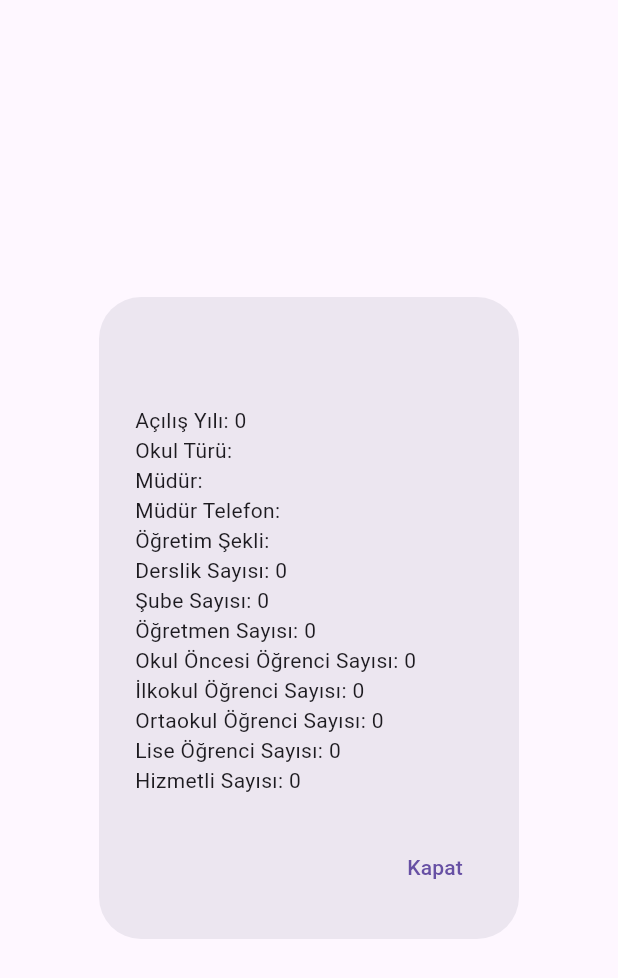
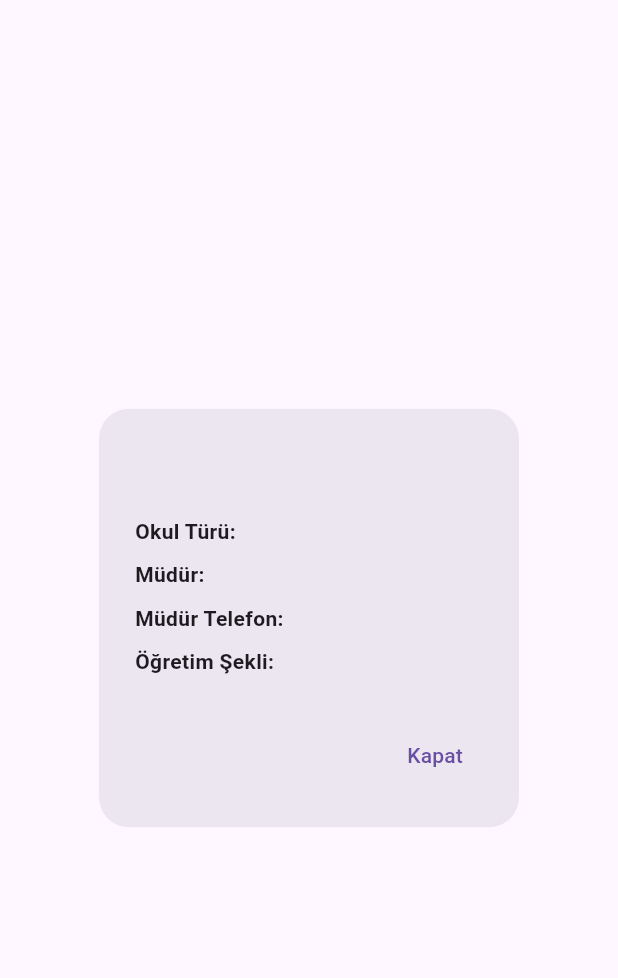
Before and after one commit to Nedim-Sahin/school_list_app, a Flutter app: the SchoolDetailDialog widget shown alone on an empty page, opened directly with empty values, on a phone screen of 412 x 824 dp. Shown: the top 978 px of the screen. Run offline on Flutter 3.47's test engine with Material 3 defaults, Android fonts, the light colour scheme and no system bars; missing offline and left inert: excel.

Commit message:
first commit

```diff
--- a/lib/widgets/school_detail_dialog.dart
+++ b/lib/widgets/school_detail_dialog.dart
@@ -9,34 +9,70 @@ class SchoolDetailDialog extends StatelessWidget {
   @override
   Widget build(BuildContext context) {
     return AlertDialog(
-      title: Text(school.name),
-      content: Column(
-        crossAxisAlignment: CrossAxisAlignment.start,
-        mainAxisSize: MainAxisSize.min,
-        children: [
-          Text('Açılış Yılı: ${school.acilisYili}'),
-          Text('Okul Türü: ${school.okulTuru}'),
-          Text('Müdür: ${school.mudur}'),
-          Text('Müdür Telefon: ${school.mudurTelefon}'),
-          Text('Öğretim Şekli: ${school.ogretimSekli}'),
-          Text('Derslik Sayısı: ${school.derslikSayisi}'),
-          Text('Şube Sayısı: ${school.subeSayisi}'),
-          Text('Öğretmen Sayısı: ${school.ogretmenSayisi}'),
-          Text('Okul Öncesi Öğrenci Sayısı: ${school.okulOncesiOgrenci}'),
-          Text('İlkokul Öğrenci Sayısı: ${school.ilkokulOgrenci}'),
-          Text('Ortaokul Öğrenci Sayısı: ${school.ortaokulOgrenci}'),
-          Text('Lise Öğrenci Sayısı: ${school.liseOgrenci}'),
-          Text('Hizmetli Sayısı: ${school.hizmetliSayisi}'),
-        ],
+      shape: RoundedRectangleBorder(
+        borderRadius: BorderRadius.circular(20.0), // Köşeleri yuvarlak
+      ),
+      title: Text(
+        school.name,
+        style: TextStyle(fontSize: 20, fontWeight: FontWeight.bold), // Başlık stilini belirledik
+      ),
+      content: SingleChildScrollView( // İçeriğin kaydırılabilir olmasını sağla
+        child: Column(
+          crossAxisAlignment: CrossAxisAlignment.start,
+          mainAxisSize: MainAxisSize.min,
+          children: _buildDetails(), // Detayları oluştur
+        ),
       ),
       actions: [
         TextButton(
           onPressed: () {
-            Navigator.of(context).pop(); // Dismiss the dialog
+            Navigator.of(context).pop(); // Diyalog kutusunu kapat
           },
           child: Text('Kapat'),
         ),
       ],
     );
   }
+
+  List<Widget> _buildDetails() {
+    List<Widget> details = [];
+
+    void addDetail(String title, String value) {
+      if (value != '0') {
+        details.add(_buildDetailRow(title, value));
+      }
+    }
+
+    addDetail('Açılış Yılı:', '${school.acilisYili}');
+    addDetail('Okul Türü:', school.okulTuru);
+    addDetail('Müdür:', school.mudur);
+    addDetail('Müdür Telefon:', school.mudurTelefon);
+    addDetail('Öğretim Şekli:', school.ogretimSekli);
+    addDetail('Derslik Sayısı:', '${school.derslikSayisi}');
+    addDetail('Şube Sayısı:', '${school.subeSayisi}');
+    addDetail('Öğretmen Sayısı:', '${school.ogretmenSayisi}');
+    addDetail('Okul Öncesi Öğrenci Sayısı:', '${school.okulOncesiOgrenci}');
+    addDetail('İlkokul Öğrenci Sayısı:', '${school.ilkokulOgrenci}');
+    addDetail('Ortaokul Öğrenci Sayısı:', '${school.ortaokulOgrenci}');
+    addDetail('Lise Öğrenci Sayısı:', '${school.liseOgrenci}');
+    addDetail('Hizmetli Sayısı:', '${school.hizmetliSayisi}');
+
+    return details;
+  }
+
+  Widget _buildDetailRow(String title, String value) {
+    return Padding(
+      padding: const EdgeInsets.symmetric(vertical: 4.0), // Satırlar arası boşluk
+      child: Row(
+        mainAxisAlignment: MainAxisAlignment.spaceBetween,
+        children: [
+          Text(
+            title,
+            style: TextStyle(fontWeight: FontWeight.bold),
+          ),
+          Text(value),
+        ],
+      ),
+    );
+  }
 }
```
Also changed, not shown: lib/widgets/school_list.dart (+42 -4 lines), lib/widgets/school_search.dart (+72 -2 lines), 1 other file.
